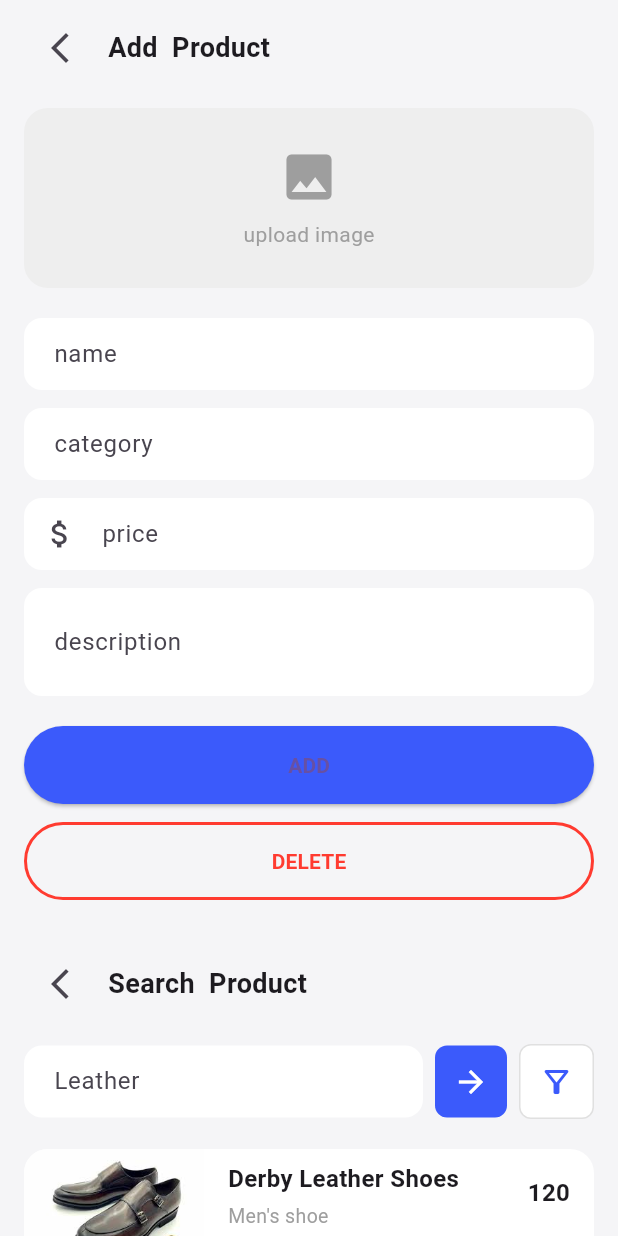
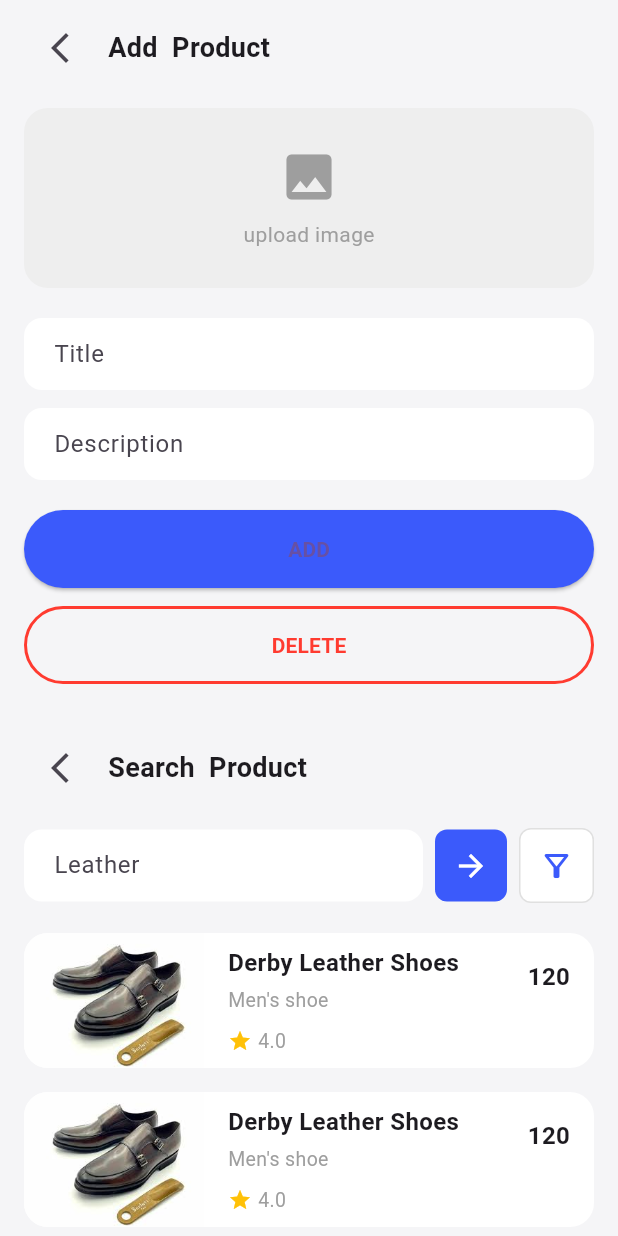
Before and after one commit to Ya-Red7/2025-project-phase-mobile-tasks, a Flutter app: the screen it shows after launch, after a tap on the "add" icon, on a phone screen of 412 x 824 dp. Run offline on Flutter 3.47's test engine with Material 3 defaults, Android fonts, the phone set to English and light mode, and no system bars.

Commit message:
add task 7

```diff
--- a/mobile/Yared_Wondatir/lib/add_update_search_page.dart
+++ b/mobile/Yared_Wondatir/lib/add_update_search_page.dart
@@ -1,7 +1,27 @@
 import 'package:flutter/material.dart';
 
-class AddUpdateSearchPage extends StatelessWidget {
-  const AddUpdateSearchPage({super.key});
+class AddUpdateSearchPage extends StatefulWidget {
+  final Map<String, String>? product;
+  const AddUpdateSearchPage({super.key, this.product});
+
+  @override
+  State<AddUpdateSearchPage> createState() => _AddUpdateSearchPageState();
+}
+
+class _AddUpdateSearchPageState extends State<AddUpdateSearchPage> {
+  late TextEditingController titleController;
+  late TextEditingController descController;
+
+  @override
+  void initState() {
+    super.initState();
+    titleController = TextEditingController(
+      text: widget.product?['title'] ?? '',
+    );
+    descController = TextEditingController(
+      text: widget.product?['description'] ?? '',
+    );
+  }
 
   @override
   Widget build(BuildContext context) {
@@ -10,7 +30,10 @@ class AddUpdateSearchPage extends StatelessWidget {
       body: SafeArea(
         child: SingleChildScrollView(
           child: Padding(
-            padding: const EdgeInsets.symmetric(horizontal: 16.0, vertical: 8.0),
+            padding: const EdgeInsets.symmetric(
+              horizontal: 16.0,
+              vertical: 8.0,
+            ),
             child: Column(
               crossAxisAlignment: CrossAxisAlignment.start,
               children: [
@@ -24,7 +47,10 @@ class AddUpdateSearchPage extends StatelessWidget {
                     const SizedBox(width: 8),
                     const Text(
                       'Add  Product',
-                      style: TextStyle(fontWeight: FontWeight.bold, fontSize: 18),
+                      style: TextStyle(
+                        fontWeight: FontWeight.bold,
+                        fontSize: 18,
+                      ),
                     ),
                   ],
                 ),
@@ -42,30 +68,37 @@ class AddUpdateSearchPage extends StatelessWidget {
                     children: const [
                       Icon(Icons.image, size: 40, color: Colors.grey),
                       SizedBox(height: 8),
-                      Text('upload image', style: TextStyle(color: Colors.grey)),
+                      Text(
+                        'upload image',
+                        style: TextStyle(color: Colors.grey),
+                      ),
                     ],
                   ),
                 ),
                 const SizedBox(height: 20),
                 // Form fields
-                _buildTextField('name'),
+                _buildTextField('Title', controller: titleController),
                 const SizedBox(height: 12),
-                _buildTextField('category'),
-                const SizedBox(height: 12),
-                _buildTextField('price', isPrice: true),
-                const SizedBox(height: 12),
-                _buildTextField('description', maxLines: 3),
+                _buildTextField('Description', controller: descController),
                 const SizedBox(height: 20),
                 Row(
                   children: [
                     Expanded(
                       child: ElevatedButton(
-                        onPressed: () {},
+                        onPressed: () {
+                          Navigator.pop(context, {
+                            'title': titleController.text,
+                            'description': descController.text,
+                          });
+                        },
                         style: ElevatedButton.styleFrom(
                           backgroundColor: const Color(0xFF3B5AFB),
                           padding: const EdgeInsets.symmetric(vertical: 16),
                         ),
-                        child: const Text('ADD', style: TextStyle(fontWeight: FontWeight.bold)),
+                        child: Text(
+                          widget.product == null ? 'ADD' : 'UPDATE',
+                          style: const TextStyle(fontWeight: FontWeight.bold),
+                        ),
                       ),
                     ),
                   ],
@@ -77,10 +110,19 @@ class AddUpdateSearchPage extends StatelessWidget {
                       child: OutlinedButton(
                         onPressed: () {},
                         style: OutlinedButton.styleFrom(
-                          side: const BorderSide(color: Color(0xFFFF3B30), width: 2),
+                          side: const BorderSide(
+                            color: Color(0xFFFF3B30),
+                            width: 2,
+                          ),
                           padding: const EdgeInsets.symmetric(vertical: 16),
                         ),
-                        child: const Text('DELETE', style: TextStyle(color: Color(0xFFFF3B30), fontWeight: FontWeight.bold)),
+                        child: const Text(
+                          'DELETE',
+                          style: TextStyle(
+                            color: Color(0xFFFF3B30),
+                            fontWeight: FontWeight.bold,
+                          ),
+                        ),
                       ),
                     ),
                   ],
@@ -96,7 +138,10 @@ class AddUpdateSearchPage extends StatelessWidget {
                     const SizedBox(width: 8),
                     const Text(
                       'Search  Product',
-                      style: TextStyle(fontWeight: FontWeight.bold, fontSize: 18),
+                      style: TextStyle(
+                        fontWeight: FontWeight.bold,
+                        fontSize: 18,
+                      ),
                     ),
                   ],
                 ),
@@ -109,7 +154,10 @@ class AddUpdateSearchPage extends StatelessWidget {
                           hintText: 'Leather',
                           filled: true,
                           fillColor: Colors.white,
-                          contentPadding: const EdgeInsets.symmetric(horizontal: 16, vertical: 0),
+                          contentPadding: const EdgeInsets.symmetric(
+                            horizontal: 16,
+                            vertical: 0,
+                          ),
                           border: OutlineInputBorder(
                             borderRadius: BorderRadius.circular(12),
                             borderSide: BorderSide.none,
@@ -124,7 +172,10 @@ class AddUpdateSearchPage extends StatelessWidget {
                         borderRadius: BorderRadius.circular(8),
                       ),
                       child: IconButton(
-                        icon: const Icon(Icons.arrow_forward, color: Colors.white),
+                        icon: const Icon(
+                          Icons.arrow_forward,
+                          color: Colors.white,
+                        ),
                         onPressed: () {},
                       ),
                     ),
@@ -136,7 +187,10 @@ class AddUpdateSearchPage extends StatelessWidget {
                         border: Border.all(color: Colors.grey[300]!),
                       ),
                       child: IconButton(
-                        icon: const Icon(Icons.filter_alt_outlined, color: Color(0xFF3B5AFB)),
+                        icon: const Icon(
+                          Icons.filter_alt_outlined,
+                          color: Color(0xFF3B5AFB),
+                        ),
                         onPressed: () {},
                       ),
                     ),
@@ -148,7 +202,8 @@ class AddUpdateSearchPage extends StatelessWidget {
                   shrinkWrap: true,
                   physics: const NeverScrollableScrollPhysics(),
                   itemCount: 2,
-                  separatorBuilder: (context, index) => const SizedBox(height: 16),
+                  separatorBuilder: (context, index) =>
+                      const SizedBox(height: 16),
                   itemBuilder: (context, index) {
                     return Container(
                       decoration: BoxDecoration(
@@ -176,19 +231,35 @@ class AddUpdateSearchPage extends StatelessWidget {
                               children: [
                                 const Text(
                                   'Derby Leather Shoes',
-                                  style: TextStyle(fontWeight: FontWeight.bold, fontSize: 16),
+                                  style: TextStyle(
+                                    fontWeight: FontWeight.bold,
+                                    fontSize: 16,
+                                  ),
                                 ),
                                 const SizedBox(height: 4),
                                 const Text(
                                   "Men's shoe",
-                                  style: TextStyle(fontSize: 13, color: Colors.grey),
+                                  style: TextStyle(
+                                    fontSize: 13,
+                                    color: Colors.grey,
+                                  ),
                                 ),
                                 const SizedBox(height: 8),
                                 Row(
                                   children: const [
-                                    Icon(Icons.star, color: Color(0xFFFFC107), size: 16),
+                                    Icon(
+                                      Icons.star,
+                                      color: Color(0xFFFFC107),
+                                      size: 16,
+                                    ),
                                     SizedBox(width: 4),
-                                    Text('4.0', style: TextStyle(fontSize: 13, color: Colors.grey)),
+                                    Text(
+                                      '4.0',
+                                      style: TextStyle(
+                                        fontSize: 13,
+                                        color: Colors.grey,
+                                      ),
+                                    ),
                                   ],
                                 ),
                               ],
@@ -200,7 +271,10 @@ class AddUpdateSearchPage extends StatelessWidget {
                               SizedBox(height: 8),
                               Text(
                                 ' 120',
-                                style: TextStyle(fontWeight: FontWeight.bold, fontSize: 16),
+                                style: TextStyle(
+                                  fontWeight: FontWeight.bold,
+                                  fontSize: 16,
+                                ),
                               ),
                               SizedBox(height: 40),
                             ],
@@ -213,13 +287,19 @@ class AddUpdateSearchPage extends StatelessWidget {
                 ),
                 const SizedBox(height: 24),
                 // Filter section
-                const Text('Category', style: TextStyle(fontWeight: FontWeight.bold, fontSize: 16)),
+                const Text(
+                  'Category',
+                  style: TextStyle(fontWeight: FontWeight.bold, fontSize: 16),
+                ),
                 const SizedBox(height: 8),
                 TextField(
                   decoration: InputDecoration(
                     filled: true,
                     fillColor: Colors.white,
-                    contentPadding: const EdgeInsets.symmetric(horizontal: 16, vertical: 0),
+                    contentPadding: const EdgeInsets.symmetric(
+                      horizontal: 16,
+                      vertical: 0,
+                    ),
                     border: OutlineInputBorder(
                       borderRadius: BorderRadius.circular(12),
                       borderSide: BorderSide.none,
@@ -227,7 +307,10 @@ class AddUpdateSearchPage extends StatelessWidget {
                   ),
                 ),
                 const SizedBox(height: 16),
-                const Text('Price', style: TextStyle(fontWeight: FontWeight.bold, fontSize: 16)),
+                const Text(
+                  'Price',
+                  style: TextStyle(fontWeight: FontWeight.bold, fontSize: 16),
+                ),
                 const SizedBox(height: 8),
                 Slider(
                   value: 120,
@@ -246,7 +329,10 @@ class AddUpdateSearchPage extends StatelessWidget {
                       backgroundColor: const Color(0xFF3B5AFB),
                       padding: const EdgeInsets.symmetric(vertical: 16),
                     ),
-                    child: const Text('APPLY', style: TextStyle(fontWeight: FontWeight.bold)),
+                    child: const Text(
+                      'APPLY',
+                      style: TextStyle(fontWeight: FontWeight.bold),
+                    ),
                   ),
                 ),
                 const SizedBox(height: 24),
@@ -259,8 +345,14 @@ class AddUpdateSearchPage extends StatelessWidget {
   }
 }
 
-Widget _buildTextField(String label, {bool isPrice = false, int maxLines = 1}) {
+Widget _buildTextField(
+  String label, {
+  TextEditingController? controller,
+  bool isPrice = false,
+  int maxLines = 1,
+}) {
   return TextField(
+    controller: controller,
     maxLines: maxLines,
     decoration: InputDecoration(
       labelText: label,
--- a/mobile/Yared_Wondatir/lib/home_page.dart
+++ b/mobile/Yared_Wondatir/lib/home_page.dart
@@ -8,6 +8,11 @@ class HomePage extends StatefulWidget {
 }
 
 class _HomePageState extends State<HomePage> {
+  List<Map<String, String>> products = [
+    {'title': 'Derby Leather Shoes', 'description': "Men's shoe"},
+    // Add more products as needed
+  ];
+
   final TextEditingController searchController = TextEditingController();
   bool showSearchBar = false;
 
@@ -145,12 +150,28 @@ class _HomePageState extends State<HomePage> {
               if (!showSearchBar) const SizedBox(height: 12),
               Expanded(
                 child: ListView.separated(
-                  itemCount: 3,
+                  itemCount: products.length,
                   separatorBuilder: (context, index) =>
                       const SizedBox(height: 16),
                   itemBuilder: (context, index) {
+                    final product = products[index];
                     return GestureDetector(
-                      onTap: () => Navigator.pushNamed(context, '/details'),
+                      onTap: () async {
+                        final result = await Navigator.pushNamed(
+                          context,
+                          '/details',
+                          arguments: {'product': product, 'index': index},
+                        );
+                        if (result == 'deleted') {
+                          setState(() {
+                            products.removeAt(index);
+                          });
+                        } else if (result is Map<String, String>) {
+                          setState(() {
+                            products[index] = result;
+                          });
+                        }
+                      },
                       child: Container(
                         decoration: BoxDecoration(
                           color: Colors.white,
@@ -179,17 +200,17 @@ class _HomePageState extends State<HomePage> {
                                       crossAxisAlignment:
                                           CrossAxisAlignment.start,
                                       children: [
-                                        const Text(
-                                          'Derby Leather Shoes',
-                                          style: TextStyle(
+                                        Text(
+                                          product['title'] ?? '',
+                                          style: const TextStyle(
                                             fontWeight: FontWeight.bold,
                                             fontSize: 16,
                                           ),
                                         ),
                                         const SizedBox(height: 4),
-                                        const Text(
-                                          "Men's shoe",
-                                          style: TextStyle(
+                                        Text(
+                                          product['description'] ?? '',
+                                          style: const TextStyle(
                                             fontSize: 13,
                                             color: Colors.grey,
                                           ),
@@ -242,7 +263,14 @@ class _HomePageState extends State<HomePage> {
         ),
       ),
       floatingActionButton: FloatingActionButton(
-        onPressed: () => Navigator.pushNamed(context, '/add_update_search'),
+        onPressed: () async {
+          final newProduct = await Navigator.pushNamed(context, '/add_edit');
+          if (newProduct is Map<String, String>) {
+            setState(() {
+              products.add(newProduct);
+            });
+          }
+        },
         backgroundColor: const Color(0xFF3B5AFB),
         child: const Icon(Icons.add, size: 32),
       ),
--- a/mobile/Yared_Wondatir/lib/main.dart
+++ b/mobile/Yared_Wondatir/lib/main.dart
@@ -19,10 +19,37 @@ class MyApp extends StatelessWidget {
         scaffoldBackgroundColor: const Color(0xFFF5F5F7),
       ),
       initialRoute: '/',
-      routes: {
-        '/': (context) => const HomePage(),
-        '/details': (context) => const DetailsPage(),
-        '/add_update_search': (context) => const AddUpdateSearchPage(),
+      onGenerateRoute: (settings) {
+        switch (settings.name) {
+          case '/':
+            return MaterialPageRoute(builder: (_) => const HomePage());
+          case '/details':
+            final args = settings.arguments as Map<String, dynamic>?;
+            return PageRouteBuilder(
+              pageBuilder: (_, __, ___) =>
+                  DetailsPage(product: args?['product']),
+              transitionsBuilder: (_, animation, __, child) {
+                return FadeTransition(opacity: animation, child: child);
+              },
+            );
+          case '/add_edit':
+            final args = settings.arguments as Map<String, dynamic>?;
+            return PageRouteBuilder(
+              pageBuilder: (_, __, ___) =>
+                  AddUpdateSearchPage(product: args?['product']),
+              transitionsBuilder: (_, animation, __, child) {
+                return SlideTransition(
+                  position: Tween<Offset>(
+                    begin: const Offset(1, 0),
+                    end: Offset.zero,
+                  ).animate(animation),
+                  child: child,
+                );
+              },
+            );
+          default:
+            return null;
+        }
       },
     );
   }
```
Also changed, not shown: mobile/Yared_Wondatir/lib/details_page.dart (+16 -3 lines).
